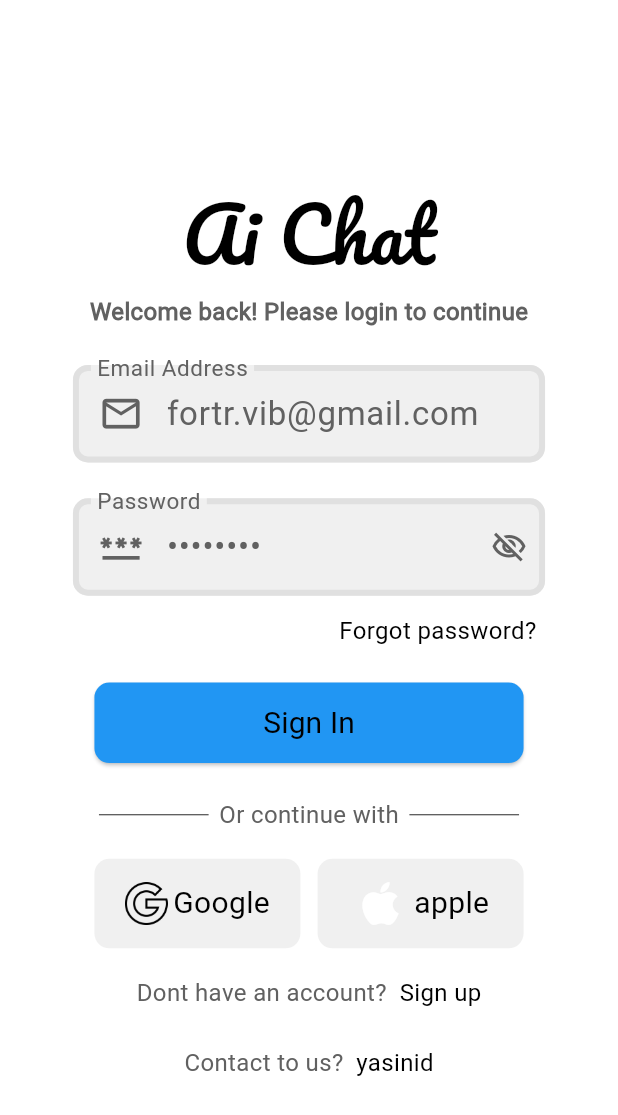
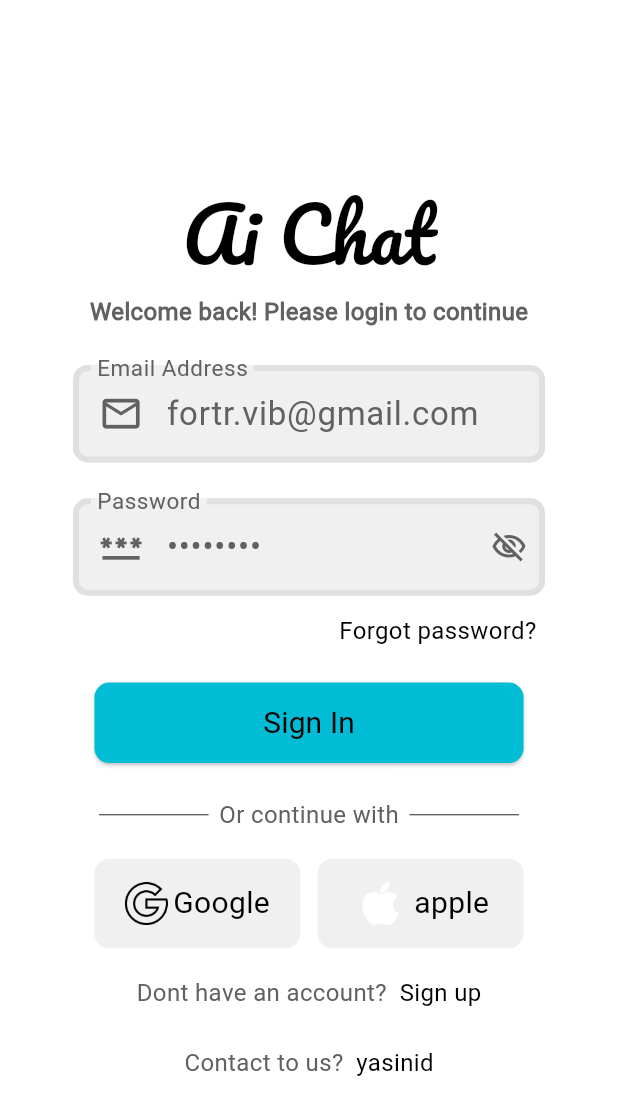
Before and after one commit to yasinowo/chatgpt-with-flutter, a Flutter app: the screen it shows after launch, on a phone screen of 412 x 824 dp. Shown: the top 1115 px of the screen. Run offline on Flutter 3.47's test engine with Material 3 defaults, Android fonts, the phone set to English and light mode, and no system bars; our stand-ins replace animated_text_kit, bloc, dio, flutter_bloc, flutter_screenutil, flutter_svg and 4 more; missing offline and left inert: clipboard, gpt_markdown, stream_typewriter_text; accounts and stored records are empty.

Commit message:
update: button color in lightmod

```diff
--- a/lib/them/light_mod.dart
+++ b/lib/them/light_mod.dart
@@ -9,6 +9,6 @@ ThemeData lightMode = ThemeData(
         0xffF0F0F0), // متن‌های معمولی و دکمه‌های غیرفعال (در دارک مود: 0xff1F2937)
     primary: Color(0xff616161), // متن‌های قوی‌تر (در دارک مود: 0xff6B7280)
     shadow: Color(0xffD1D5DB), // سایه‌ها (در دارک مود: 0xff030712)
-    primaryContainer: Colors.blue, // رنگ اصلی دکمه ها
+    primaryContainer: Colors.cyan, // رنگ اصلی دکمه ها
   ),
 );
```
